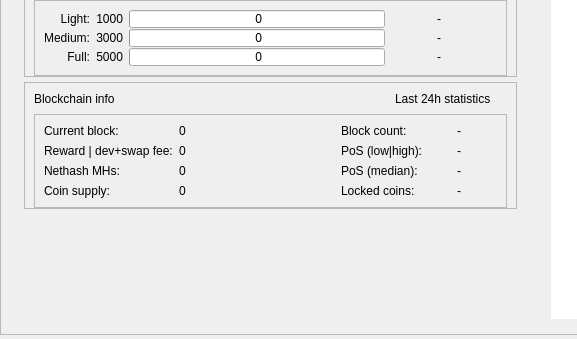
The window that src/qt/forms/overviewpage.ui (UCCNetwork/ucc) describes before a commit, drawn with Qt 5; both pictures show x 0 to 577 and y 311 to 650 of the 1067 by 650 pixel window.
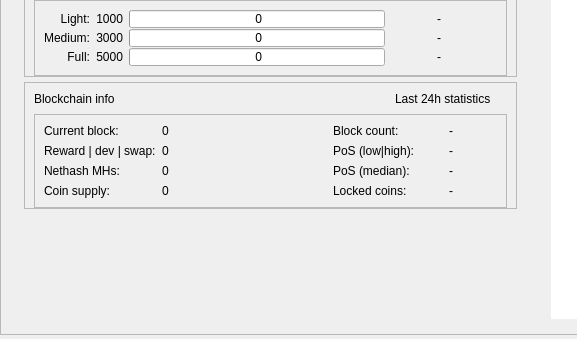
The same window after the commit.

```diff
--- a/src/qt/forms/overviewpage.ui
+++ b/src/qt/forms/overviewpage.ui
@@ -1084,7 +1084,7 @@
                       <item row="1" column="0">
                        <widget class="QLabel" name="label_CurrentBlockReward">
                         <property name="text">
-                         <string>Reward | dev+swap fee:</string>
+                         <string>Reward | dev | swap:</string>
                         </property>
                         <property name="alignment">
                          <set>Qt::AlignVCenter</set>
```
